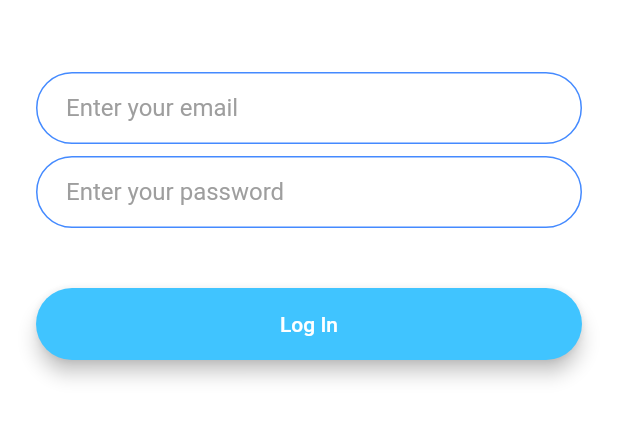
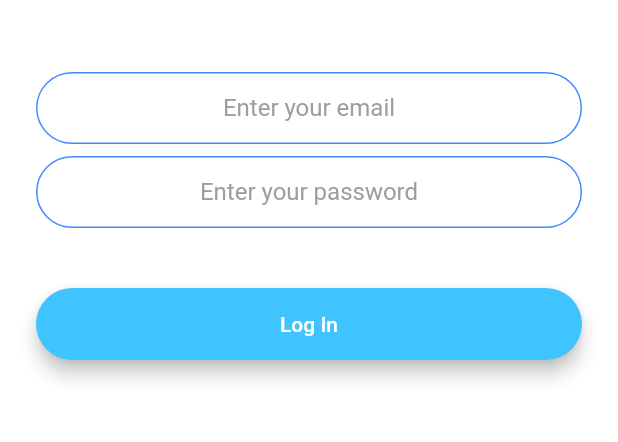
Before and after one commit to juanmendez/learning-flutter.io, a Flutter app: the LoginScreen screen opened by its route, on a phone screen of 412 x 824 dp, the part 576-1018 px from its top. Run offline on Flutter 3.47's test engine with Material 2 defaults, Android fonts, the phone set to English and light mode, and no system bars; our stand-ins replace animated_text_kit, firebase_auth, firebase_core; accounts and stored records are empty.

Commit message:
32: login, register with Firebase

```diff
--- a/lib/screens/login_screen.dart
+++ b/lib/screens/login_screen.dart
@@ -1,3 +1,4 @@
+import 'package:firebase_auth/firebase_auth.dart';
 import 'package:flutter/material.dart';
 import 'package:learning_flutter/screens/widgets/pill_button.dart';
 
@@ -9,6 +10,22 @@ class LoginScreen extends StatefulWidget {
 }
 
 class _LoginScreenState extends State<LoginScreen> {
+  String _email, _password;
+  FirebaseAuth _auth = FirebaseAuth.instance;
+
+  void _login() {
+    if (_email != null && _password != null) {
+      _auth.signInWithEmailAndPassword(
+        email: _email,
+        password: _password,
+      ).then((value) {
+        if (value.user != null) {
+          Navigator.pushNamed(context, Routes.CHAT_ROUTE);
+        }
+      });
+    }
+  }
+
   @override
   Widget build(BuildContext context) {
     return Scaffold(
@@ -31,26 +48,36 @@ class _LoginScreenState extends State<LoginScreen> {
             ),
             TextField(
               onChanged: (value) {
-                //Do something with the user input.
+                _email = value;
               },
-              decoration: kInputDecoration.copyWith(hintText: 'Enter your email'),
+              decoration: kInputDecoration.copyWith(
+                hintText: 'Enter your email',
+              ),
+              style: TextStyle(color: Colors.black),
+              textAlign: TextAlign.center,
+              keyboardType: TextInputType.emailAddress,
             ),
             SizedBox(
               height: 8.0,
             ),
             TextField(
               onChanged: (value) {
-                //Do something with the user input.
+                _password = value;
               },
-              decoration: kInputDecoration.copyWith(hintText: 'Enter your password'),
+              decoration: kInputDecoration.copyWith(
+                hintText: 'Enter your password',
+              ),
+              style: TextStyle(color: Colors.black),
+              textAlign: TextAlign.center,
+              obscureText: true,
             ),
             SizedBox(
               height: 24.0,
             ),
             PillButton(
               'Log In',
-                Colors.lightBlueAccent,
-                ()=> null,
+              Colors.lightBlueAccent,
+              _login,
             ),
           ],
         ),
```
Also changed, not shown: lib/main.dart (+8 -1 lines), lib/screens/chat_screen.dart (+31 -4 lines), lib/screens/registration_screen.dart (+29 -5 lines), lib/screens/welcome_screen.dart (+9 -10 lines), 1 other file.
